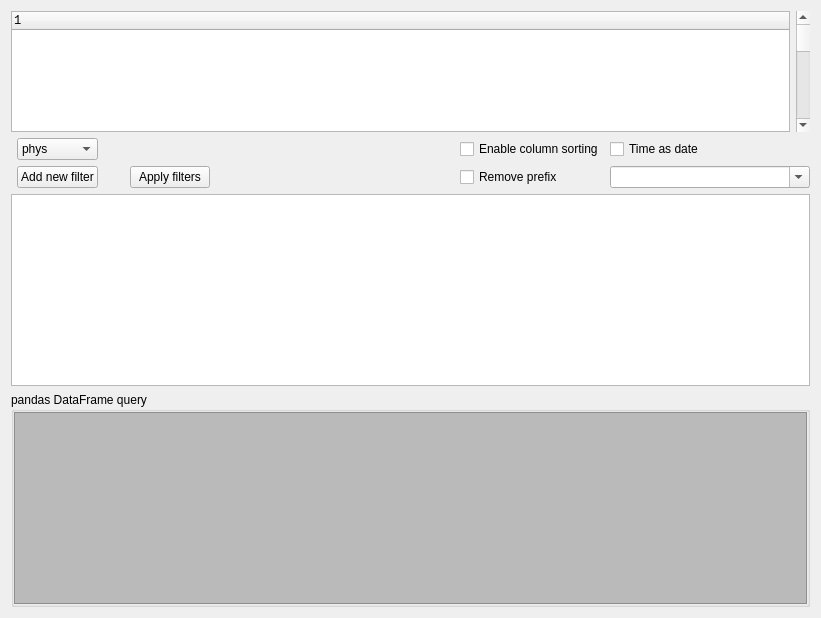
danielhrisca/asammdf, file asammdf/gui/ui/tabular.ui: the form before one commit.
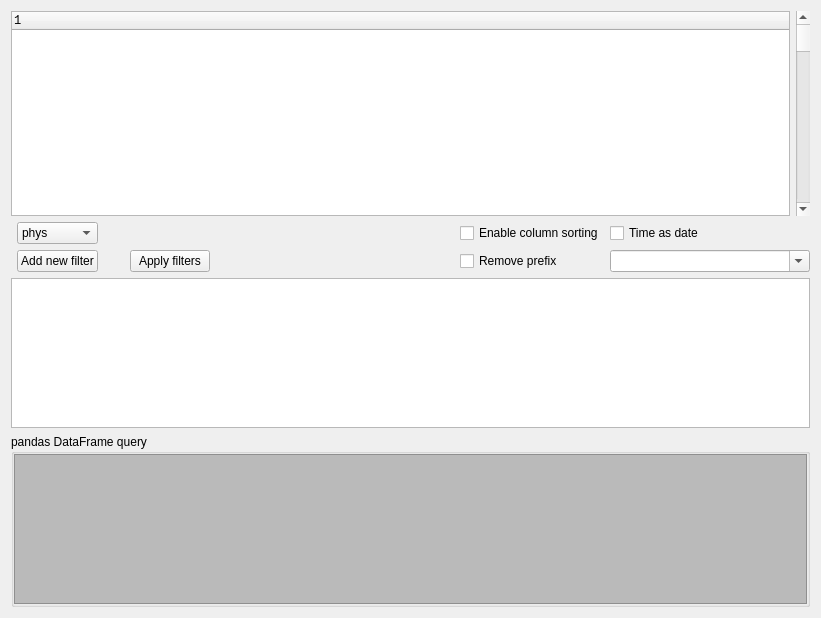
The form after the commit. Icons and pictures are not drawn. Custom widgets are drawn as their Qt base class.

Commit message: improve color highlight in CANBusTrace

What changed in the file:
```diff
--- a/asammdf/gui/ui/tabular.ui
+++ b/asammdf/gui/ui/tabular.ui
@@ -39,6 +39,11 @@
      <attribute name="headerShowSortIndicator" stdset="0">
       <bool>false</bool>
      </attribute>
+     <column>
+      <property name="text">
+       <string notr="true">1</string>
+      </property>
+     </column>
     </widget>
    </item>
    <item row="3" column="6">
@@ -108,6 +113,12 @@
           <height>7</height>
          </size>
         </property>
+        <property name="maximumSize">
+         <size>
+          <width>16777215</width>
+          <height>150</height>
+         </size>
+        </property>
         <property name="font">
          <font>
           <family>Lucida Console</family>
@@ -132,7 +143,14 @@
     </widget>
    </item>
    <item row="4" column="0" colspan="9">
-    <widget class="MinimalListWidget" name="filters"/>
+    <widget class="MinimalListWidget" name="filters">
+     <property name="maximumSize">
+      <size>
+       <width>16777215</width>
+       <height>150</height>
+      </size>
+     </property>
+    </widget>
    </item>
    <item row="3" column="1">
     <widget class="QPushButton" name="add_filter_btn">
```
The commit also changes 2 other files.
